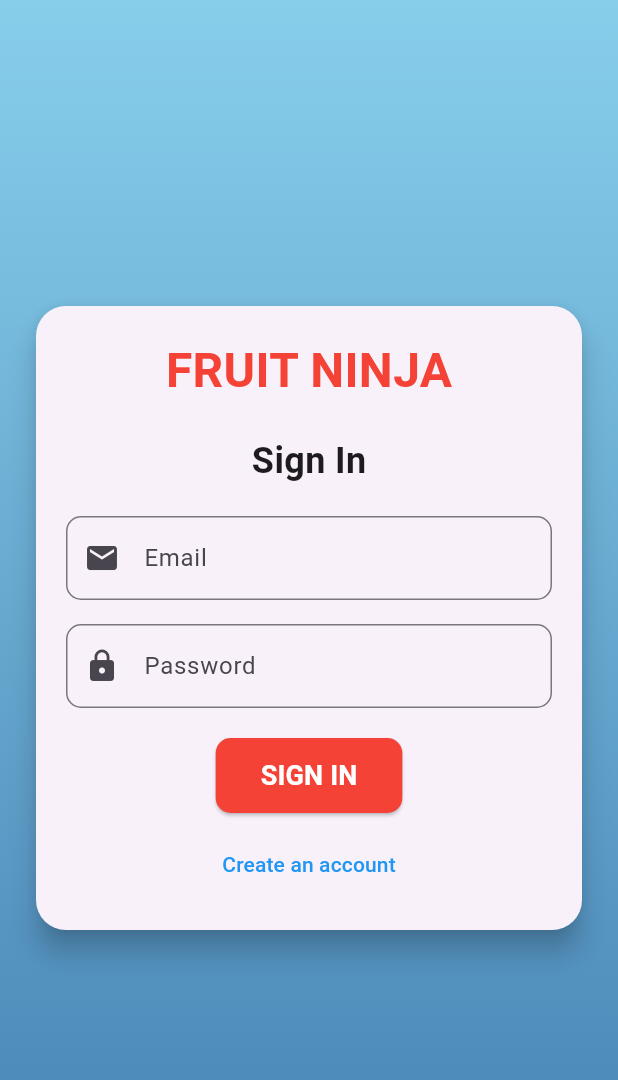
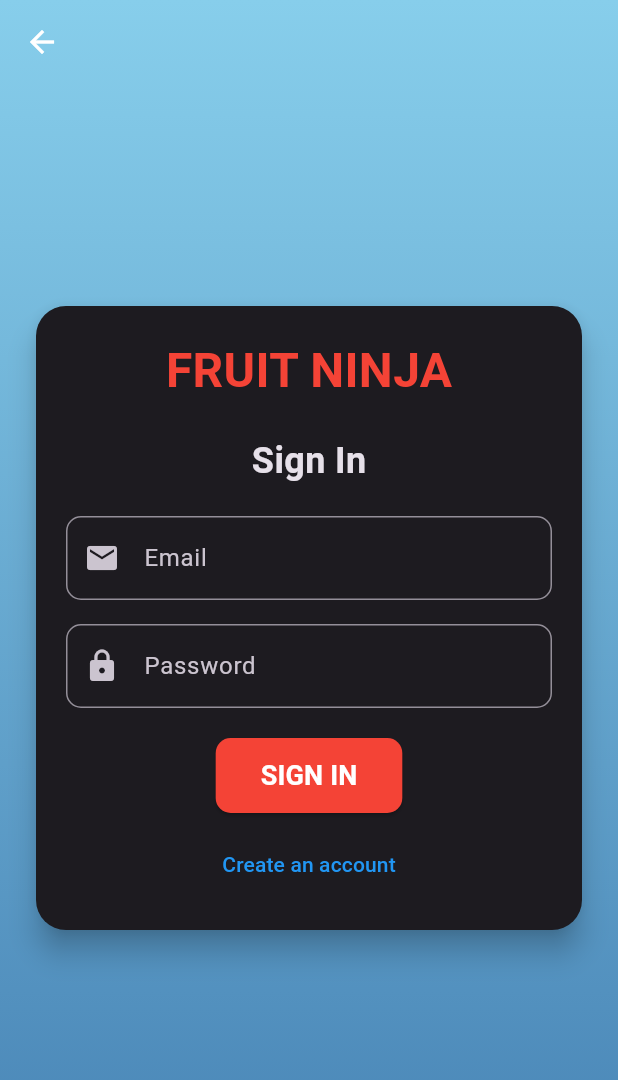
Before and after one commit to Purvansh-Sonthalia/Fruit-Ninja-Flutter, a Flutter app: the screen it shows after launch, after a tap on "LOGIN / SIGN UP", on a phone screen of 412 x 824 dp. Shown: the top 1080 px of the screen. Run offline on Flutter 3.47's test engine with Material 3 defaults, Android fonts, the phone set to English and light mode, and no system bars; our stand-ins replace audioplayers, flutter_dotenv, shared_preferences, supabase_flutter; accounts and stored records are empty.

Commit message:
Made a build

```diff
--- a/lib/main.dart
+++ b/lib/main.dart
@@ -53,6 +53,14 @@
           colorScheme: ColorScheme.fromSeed(seedColor: Colors.deepPurple),
           useMaterial3: true,
         ),
+        darkTheme: ThemeData.dark().copyWith(
+          colorScheme: ColorScheme.fromSeed(
+            seedColor: Colors.deepPurple,
+            brightness: Brightness.dark,
+          ),
+          useMaterial3: true,
+        ),
+        themeMode: ThemeMode.dark,
         home: const HomeScreen(),
       ),
     );
--- a/lib/screens/auth_screen.dart
+++ b/lib/screens/auth_screen.dart
@@ -79,6 +79,15 @@
     final authService = Provider.of<AuthService>(context);
 
     return Scaffold(
+      appBar: AppBar(
+        backgroundColor: Colors.transparent,
+        elevation: 0,
+        leading: IconButton(
+          icon: const Icon(Icons.arrow_back, color: Colors.white),
+          onPressed: () => Navigator.of(context).pop(),
+        ),
+      ),
+      extendBodyBehindAppBar: true,
       body: Container(
         decoration: const BoxDecoration(
           gradient: LinearGradient(
--- a/lib/screens/home_screen.dart
+++ b/lib/screens/home_screen.dart
@@ -3,6 +3,7 @@
 import 'game_screen.dart';
 import 'auth_screen.dart';
 import '../services/auth_service.dart';
+import 'package:flutter/services.dart';
 
 class HomeScreen extends StatelessWidget {
   const HomeScreen({super.key});
@@ -103,6 +104,17 @@
                   _showCreditsDialog(context);
                 },
               ),
+              const SizedBox(height: 20),
+
+              // Exit Button (New)
+              _buildMenuButton(
+                context,
+                'EXIT',
+                Colors.grey[700]!,
+                () {
+                  SystemNavigator.pop();
+                },
+              ),
             ],
           ),
         ),
@@ -117,8 +129,8 @@
     VoidCallback onPressed,
   ) {
     return SizedBox(
-      width: 200,
-      height: 60,
+      width: 250,
+      height: 70,
       child: ElevatedButton(
         onPressed: onPressed,
         style: ElevatedButton.styleFrom(
@@ -166,11 +178,11 @@
                 style: TextStyle(fontSize: 16),
               ),
               SizedBox(height: 10),
-              Text('3. Missing fruits will cost you lives',
+              Text('3. Missing fruits will cost you quarter of a life',
                 style: TextStyle(fontSize: 16),
               ),
               SizedBox(height: 10),
-              Text('4. Avoid slicing bombs or you\'ll lose a life',
+              Text('4. Avoid slicing bombs or you\'ll lose instantly',
                 style: TextStyle(fontSize: 16),
               ),
               SizedBox(height: 10),
@@ -214,7 +226,7 @@
               Text('Developed by:',
                 style: TextStyle(fontSize: 16, fontWeight: FontWeight.bold),
               ),
-              Text('Your Name Here'),
+              Text('Purvansh Sonthalia'),
               SizedBox(height: 20),
               Text('Original Game:',
                 style: TextStyle(fontSize: 16, fontWeight: FontWeight.bold),
```
Also changed, not shown: lib/utils/game_manager.dart (+16 -9 lines), pubspec.yaml (+23 -0 lines), assets/icon.png (added), pubspec.lock, 48 other files.
